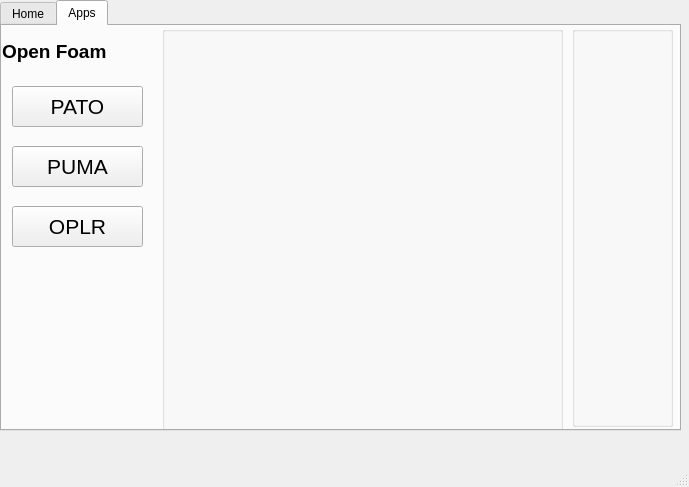
Above: mgh.ui from bahman2216/py2 before the change. Below: the same form after it.
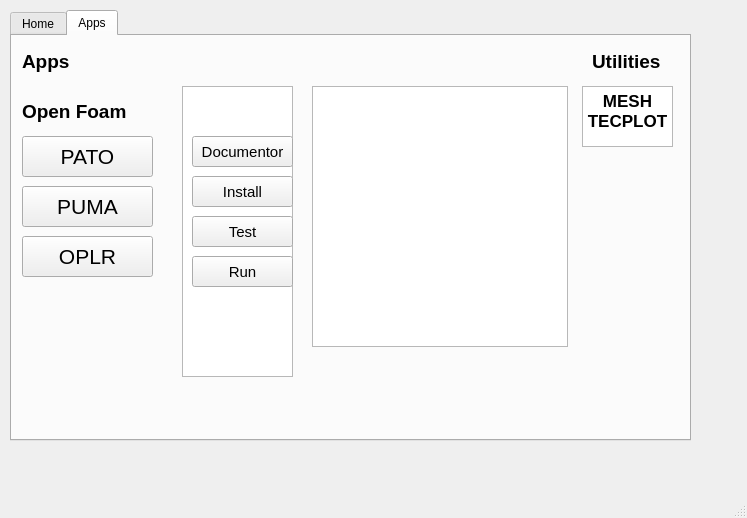
That is the form after the change.

What changed in the file:
```diff
--- a/mgh.ui
+++ b/mgh.ui
@@ -6,8 +6,8 @@
    <rect>
     <x>0</x>
     <y>0</y>
-    <width>689</width>
-    <height>487</height>
+    <width>747</width>
+    <height>518</height>
    </rect>
   </property>
   <property name="windowTitle">
@@ -17,8 +17,8 @@
    <widget class="QTabWidget" name="tabWidget">
     <property name="geometry">
      <rect>
-      <x>0</x>
-      <y>0</y>
+      <x>10</x>
+      <y>10</y>
       <width>681</width>
       <height>431</height>
      </rect>
@@ -87,53 +87,31 @@
      <attribute name="title">
       <string>Apps</string>
      </attribute>
-     <widget class="QGroupBox" name="gridGroupBox_2">
-      <property name="geometry">
-       <rect>
-        <x>160</x>
-        <y>0</y>
-        <width>401</width>
-        <height>411</height>
-       </rect>
-      </property>
-      <layout class="QGridLayout" name="gridLayout_2"/>
-     </widget>
-     <widget class="QGroupBox" name="gridGroupBox_3">
-      <property name="geometry">
-       <rect>
-        <x>570</x>
-        <y>0</y>
-        <width>101</width>
-        <height>401</height>
-       </rect>
-      </property>
-      <layout class="QGridLayout" name="gridLayout_3"/>
-     </widget>
      <widget class="QLabel" name="label_3">
       <property name="geometry">
        <rect>
-        <x>0</x>
-        <y>10</y>
-        <width>141</width>
-        <height>31</height>
-       </rect>
-      </property>
-      <property name="font">
-       <font>
-        <pointsize>14</pointsize>
-        <weight>75</weight>
-        <bold>true</bold>
-       </font>
-      </property>
-      <property name="text">
-       <string>Open Foam</string>
-      </property>
-     </widget>
-     <widget class="QPushButton" name="pushButton">
-      <property name="geometry">
-       <rect>
         <x>10</x>
         <y>60</y>
+        <width>111</width>
+        <height>31</height>
+       </rect>
+      </property>
+      <property name="font">
+       <font>
+        <pointsize>14</pointsize>
+        <weight>75</weight>
+        <bold>true</bold>
+       </font>
+      </property>
+      <property name="text">
+       <string>Open Foam</string>
+      </property>
+     </widget>
+     <widget class="QPushButton" name="patoButton">
+      <property name="geometry">
+       <rect>
+        <x>10</x>
+        <y>100</y>
         <width>131</width>
         <height>41</height>
        </rect>
@@ -151,7 +129,7 @@
       <property name="geometry">
        <rect>
         <x>10</x>
-        <y>120</y>
+        <y>150</y>
         <width>131</width>
         <height>41</height>
        </rect>
@@ -169,7 +147,7 @@
       <property name="geometry">
        <rect>
         <x>10</x>
-        <y>180</y>
+        <y>200</y>
         <width>131</width>
         <height>41</height>
        </rect>
@@ -183,6 +161,182 @@
        <string>OPLR</string>
       </property>
      </widget>
+     <widget class="QLabel" name="label_5">
+      <property name="geometry">
+       <rect>
+        <x>10</x>
+        <y>10</y>
+        <width>81</width>
+        <height>31</height>
+       </rect>
+      </property>
+      <property name="font">
+       <font>
+        <pointsize>14</pointsize>
+        <weight>75</weight>
+        <bold>true</bold>
+       </font>
+      </property>
+      <property name="text">
+       <string>Apps</string>
+      </property>
+     </widget>
+     <widget class="QLabel" name="label_6">
+      <property name="geometry">
+       <rect>
+        <x>580</x>
+        <y>10</y>
+        <width>81</width>
+        <height>31</height>
+       </rect>
+      </property>
+      <property name="font">
+       <font>
+        <pointsize>14</pointsize>
+        <weight>75</weight>
+        <bold>true</bold>
+       </font>
+      </property>
+      <property name="text">
+       <string>Utilities</string>
+      </property>
+     </widget>
+     <widget class="QLabel" name="HeaderMenu">
+      <property name="geometry">
+       <rect>
+        <x>320</x>
+        <y>0</y>
+        <width>81</width>
+        <height>31</height>
+       </rect>
+      </property>
+      <property name="font">
+       <font>
+        <pointsize>14</pointsize>
+        <weight>75</weight>
+        <bold>true</bold>
+       </font>
+      </property>
+      <property name="text">
+       <string/>
+      </property>
+     </widget>
+     <widget class="QTextBrowser" name="textBrowser">
+      <property name="geometry">
+       <rect>
+        <x>300</x>
+        <y>50</y>
+        <width>256</width>
+        <height>261</height>
+       </rect>
+      </property>
+      <property name="html">
+       <string>&lt;!DOCTYPE HTML PUBLIC &quot;-//W3C//DTD HTML 4.0//EN&quot; &quot;http://www.w3.org/TR/REC-html40/strict.dtd&quot;&gt;
+&lt;html&gt;&lt;head&gt;&lt;meta name=&quot;qrichtext&quot; content=&quot;1&quot; /&gt;&lt;style type=&quot;text/css&quot;&gt;
+p, li { white-space: pre-wrap; }
+&lt;/style&gt;&lt;/head&gt;&lt;body style=&quot; font-family:'Noto Sans'; font-size:9pt; font-weight:400; font-style:normal;&quot;&gt;
+&lt;p style=&quot;-qt-paragraph-type:empty; margin-top:0px; margin-bottom:0px; margin-left:0px; margin-right:0px; -qt-block-indent:0; text-indent:0px;&quot;&gt;&lt;br /&gt;&lt;/p&gt;&lt;/body&gt;&lt;/html&gt;</string>
+      </property>
+     </widget>
+     <widget class="QColumnView" name="columnView">
+      <property name="geometry">
+       <rect>
+        <x>170</x>
+        <y>50</y>
+        <width>111</width>
+        <height>291</height>
+       </rect>
+      </property>
+     </widget>
+     <widget class="QPushButton" name="documentorButton">
+      <property name="geometry">
+       <rect>
+        <x>180</x>
+        <y>100</y>
+        <width>101</width>
+        <height>31</height>
+       </rect>
+      </property>
+      <property name="font">
+       <font>
+        <pointsize>11</pointsize>
+       </font>
+      </property>
+      <property name="text">
+       <string>Documentor</string>
+      </property>
+     </widget>
+     <widget class="QPushButton" name="installButton">
+      <property name="geometry">
+       <rect>
+        <x>180</x>
+        <y>140</y>
+        <width>101</width>
+        <height>31</height>
+       </rect>
+      </property>
+      <property name="font">
+       <font>
+        <pointsize>11</pointsize>
+       </font>
+      </property>
+      <property name="text">
+       <string>Install</string>
+      </property>
+     </widget>
+     <widget class="QPushButton" name="runButton">
+      <property name="geometry">
+       <rect>
+        <x>180</x>
+        <y>220</y>
+        <width>101</width>
+        <height>31</height>
+       </rect>
+      </property>
+      <property name="font">
+       <font>
+        <pointsize>11</pointsize>
+       </font>
+      </property>
+      <property name="text">
+       <string>Run</string>
+      </property>
+     </widget>
+     <widget class="QPushButton" name="testButton">
+      <property name="geometry">
+       <rect>
+        <x>180</x>
+        <y>180</y>
+        <width>101</width>
+        <height>31</height>
+       </rect>
+      </property>
+      <property name="font">
+       <font>
+        <pointsize>11</pointsize>
+       </font>
+      </property>
+      <property name="text">
+       <string>Test</string>
+      </property>
+     </widget>
+     <widget class="QTextBrowser" name="textBrowser_2">
+      <property name="geometry">
+       <rect>
+        <x>570</x>
+        <y>50</y>
+        <width>91</width>
+        <height>61</height>
+       </rect>
+      </property>
+      <property name="html">
+       <string>&lt;!DOCTYPE HTML PUBLIC &quot;-//W3C//DTD HTML 4.0//EN&quot; &quot;http://www.w3.org/TR/REC-html40/strict.dtd&quot;&gt;
+&lt;html&gt;&lt;head&gt;&lt;meta name=&quot;qrichtext&quot; content=&quot;1&quot; /&gt;&lt;style type=&quot;text/css&quot;&gt;
+p, li { white-space: pre-wrap; }
+&lt;/style&gt;&lt;/head&gt;&lt;body style=&quot; font-family:'Noto Sans'; font-size:9pt; font-weight:400; font-style:normal;&quot;&gt;
+&lt;p align=&quot;center&quot; style=&quot; margin-top:0px; margin-bottom:0px; margin-left:0px; margin-right:0px; -qt-block-indent:0; text-indent:0px;&quot;&gt;&lt;span style=&quot; font-size:13pt; font-weight:600;&quot;&gt;MESH &lt;br /&gt;TECPLOT&lt;/span&gt;&lt;/p&gt;&lt;/body&gt;&lt;/html&gt;</string>
+      </property>
+     </widget>
     </widget>
    </widget>
   </widget>
```
Left out of the diff: 8 changed lines with no effect on the pictures.
